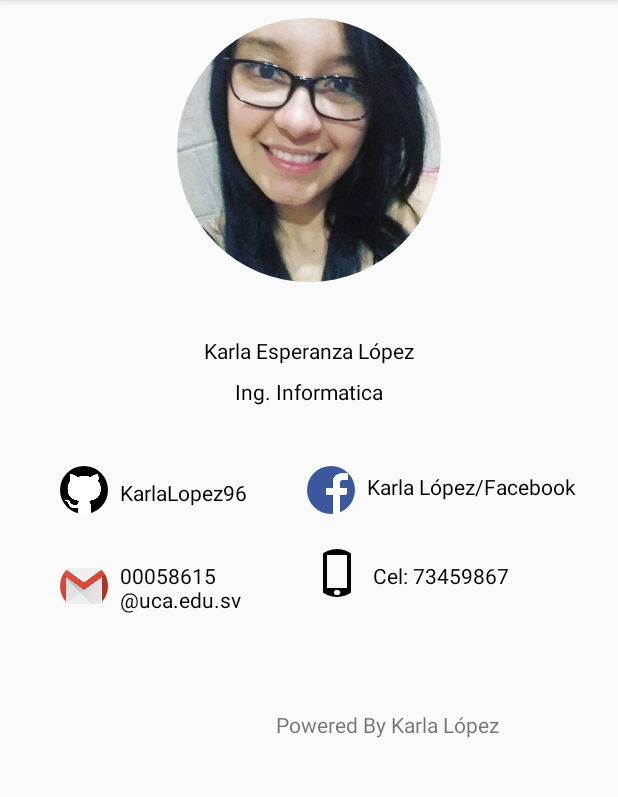
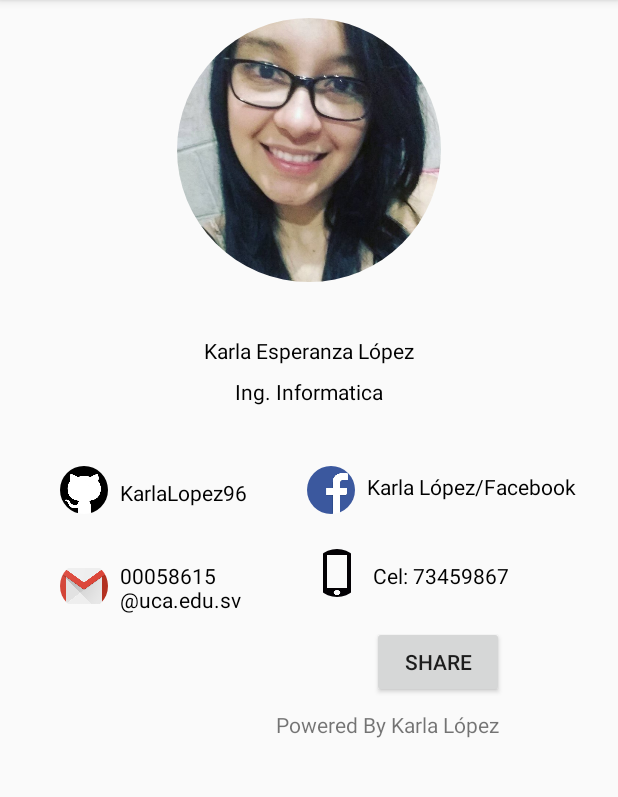
Before and after one commit to KarlaLopez96/AcercadeOriginal, an Android app: the screen it shows after launch (MainActivity), on a phone screen of 412 x 824 dp, the part 84-881 px from its top. Run offline under Robolectric (Android 15) with nearby library versions, the phone set to English and light mode, and no system bars; our stand-ins replace CircleImageView.

Commit message:
Creando funciones para enviar texto plano.

```diff
--- a/app/src/main/res/layout/activity_main.xml
+++ b/app/src/main/res/layout/activity_main.xml
@@ -118,6 +118,16 @@
         android:layout_marginLeft="8dp"
         android:textColor="#000" />
 
+    <Button
+        android:id="@+id/buttonShare"
+        android:layout_width="wrap_content"
+        android:layout_height="wrap_content"
+        android:text="Share"
+        android:onClick="share"
+        android:layout_below="@id/text_6"
+        android:layout_marginLeft="240dp"
+        android:layout_marginTop="24dp"/>
+
     <TextView
         android:id="@+id/text_7"
         android:layout_width="wrap_content"
```
Also changed, not shown: app/src/main/java/com/karla00058615/acercade/MainActivity.java (+19 -0 lines).
